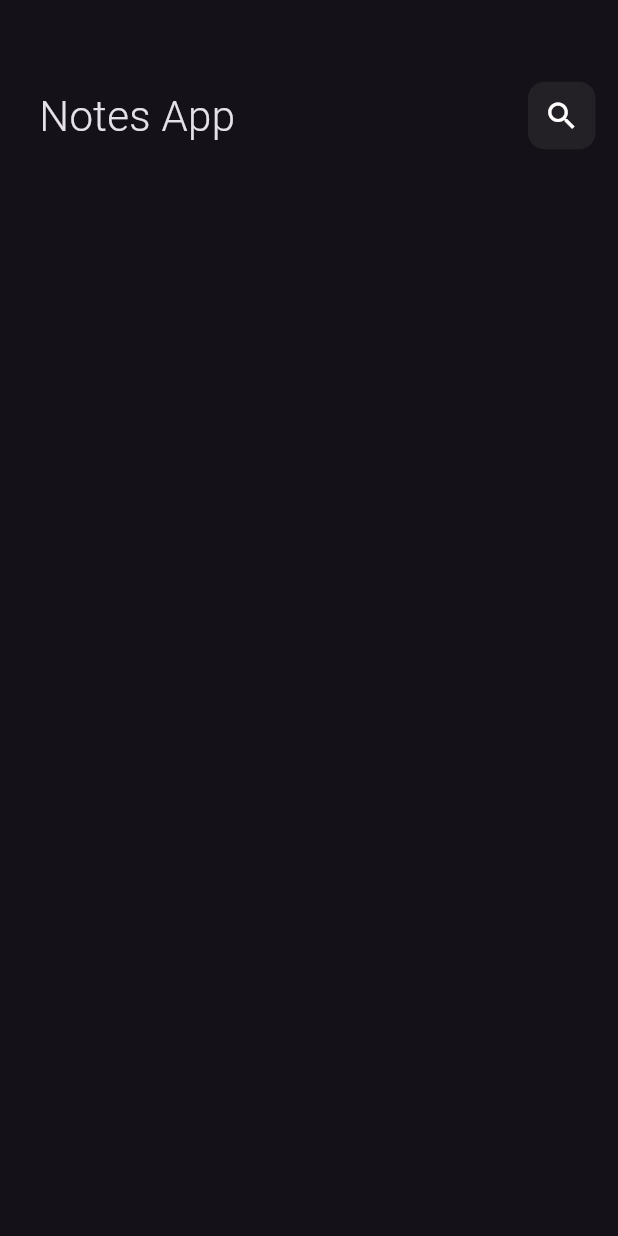
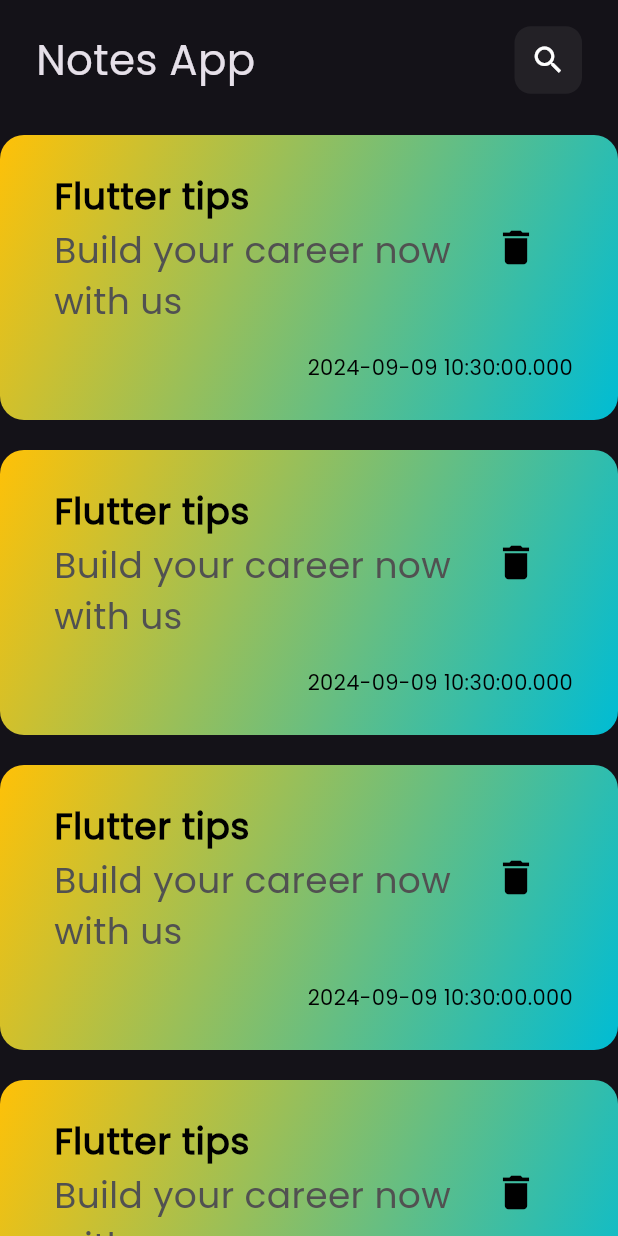
Before and after one commit to Ashrafmuhmed/KeepOrganized-app, a Flutter app: the screen it shows after launch, on a phone screen of 412 x 824 dp. Run offline on Flutter 3.47's test engine with Material 3 defaults, Android fonts, the phone set to English and light mode, and no system bars.

Commit message:
CustomNoteItem created

```diff
--- a/lib/main.dart
+++ b/lib/main.dart
@@ -14,7 +14,8 @@ class NotesApp extends StatelessWidget {
       routes: {
         Homeview.id : (context) => Homeview(),
       },
-      theme: ThemeData.dark(),
+      theme: ThemeData(brightness: Brightness.dark,fontFamily: 'Poppins'),
+
       initialRoute: Homeview.id,
     );
   }
--- a/lib/views/HomeView.dart
+++ b/lib/views/HomeView.dart
@@ -1,14 +1,28 @@
 import 'package:flutter/material.dart';
 
 import 'widgets/CustomAppBar.dart';
+import 'widgets/CustomNoteItem.dart';
 
 class Homeview extends StatelessWidget {
   const Homeview({super.key});
   static final String id = 'homeview';
   @override
   Widget build(BuildContext context) {
-    return Scaffold(
-      body: CustomAppBar(),
+    return SafeArea(
+      child: Scaffold(
+          body: Column(
+        children: [
+          // SizedBox(
+          //   height: 45,
+          // ),
+          CustomAppBar(),
+          Expanded(
+              child: ListView.builder(
+            itemBuilder: (context, index) => CustomNoteItem(),
+            itemCount: 42,
+          ))
+        ],
+      )),
     );
   }
 }
--- a/lib/views/widgets/CustomAppBar.dart
+++ b/lib/views/widgets/CustomAppBar.dart
@@ -8,29 +8,19 @@ class CustomAppBar extends StatelessWidget {
 
   @override
   Widget build(BuildContext context) {
-    return ClipRRect(
-      borderRadius: const BorderRadius.only(
-          bottomLeft: Radius.circular(5), bottomRight: Radius.circular(5)),
-      child: Container(
-        padding: const EdgeInsets.only(top: 24, left: 26),
+    return Container(
+      padding: const EdgeInsets.symmetric(horizontal: 24),
       color: const Color.fromARGB(0, 255, 255, 255),
-        height: 130,
-        child:  Row(
+      height: 80,
+      child: const Row(
         children: [
           Text(
             'Notes App',
             style: TextStyle(fontWeight: FontWeight.w300, fontSize: 28),
           ),
-            // SizedBox(
-            // width: 25,
-            // ),
           Spacer(),
           CustomSearchIcon(),
-            SizedBox(
-              width: 15,
-            )
         ],
-        ),
       ),
     );
   }
--- /dev/null
+++ b/lib/views/widgets/CustomNoteItem.dart
@@ -0,0 +1,53 @@
+import 'package:flutter/material.dart';
+
+class CustomNoteItem extends StatelessWidget {
+  const CustomNoteItem({super.key});
+
+  @override
+  Widget build(BuildContext context) {
+    return Container(
+      margin: const EdgeInsets.symmetric(vertical: 10),
+      decoration: const BoxDecoration(
+          borderRadius: BorderRadius.all(Radius.circular(16)),
+          gradient: LinearGradient(
+              colors: [Colors.amber, Colors.cyan],
+              begin: AlignmentDirectional.topStart,
+              end: Alignment.bottomRight)),
+      // height: 150,
+      padding: const EdgeInsets.symmetric(horizontal: 20, vertical: 15),
+      child: Column(
+        crossAxisAlignment: CrossAxisAlignment.end,
+        children: [
+          ListTile(
+            title: const Text(
+              'Flutter tips',
+              style: TextStyle(
+                  color: Colors.black,
+                  fontWeight: FontWeight.w600,
+                  fontSize: 24),
+            ),
+            subtitle: const Text(
+              'Build your career now with us',
+              style: TextStyle(
+                  color: Color.fromARGB(255, 81, 81, 81), fontSize: 24),
+            ),
+            trailing: IconButton(
+                onPressed: () {},
+                icon: const Icon(
+                  Icons.delete,
+                  color: Colors.black,
+                  size: 30,
+                )),
+          ),
+          Padding(
+            padding: const EdgeInsets.all(10.0),
+            child: Text(
+              DateTime.now().toString(),
+              style: const TextStyle(color: Colors.black, fontSize: 14),
+            ),
+          )
+        ],
+      ),
+    );
+  }
+}
```
Also changed, not shown: pubspec.yaml (+5 -7 lines), assets/fonts/Poppins-Regular.ttf (added). Lines whose indentation alone changed are shown as unchanged.
